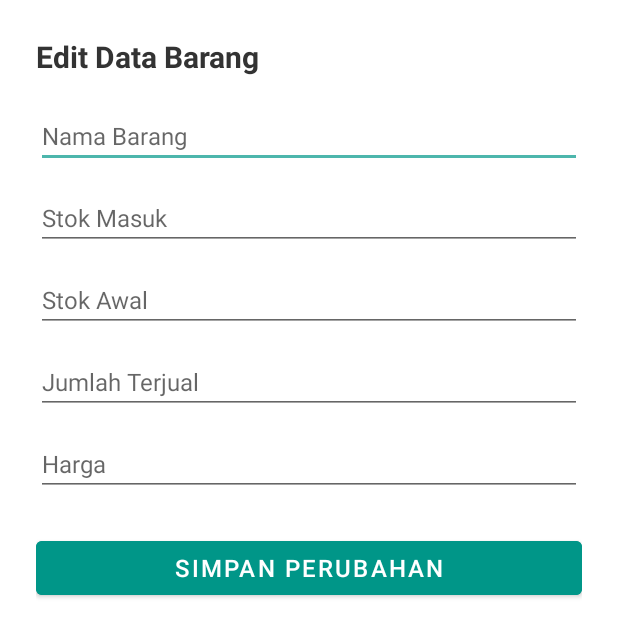
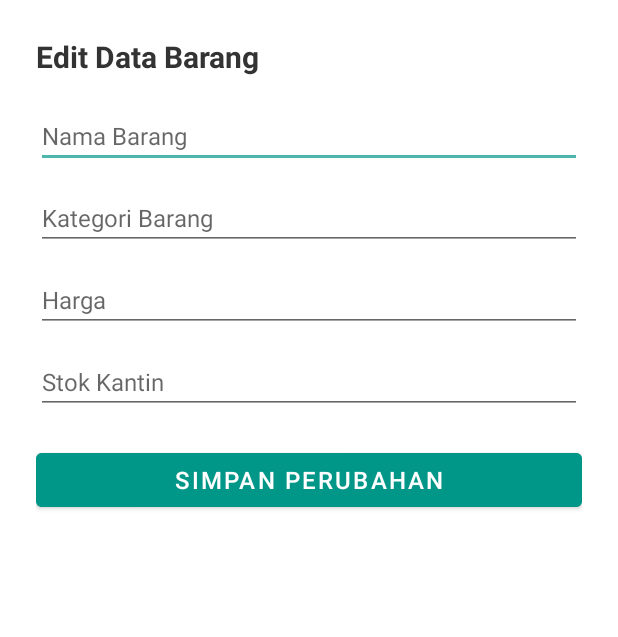
Before and after one commit to Taufiqurrohman58/gQasir, an Android app built with Jetpack Compose: the fragment EditFragment shown on its own in the app's theme, on a phone screen of 412 x 824 dp. Shown: the top 637 px of the screen. Run offline under Robolectric (Android 15) with nearby library versions, the phone set to English and light mode, and no system bars.

Commit message:
push ke tiga

```diff
--- a/app/build.gradle.kts
+++ b/app/build.gradle.kts
@@ -1,6 +1,7 @@
 plugins {
     alias(libs.plugins.android.application)
     alias(libs.plugins.kotlin.android)
+    id ("kotlin-parcelize")
 }
 
 android {
--- a/app/src/main/java/com/kerdus/gqasir/ProductAdapter.kt
+++ b/app/src/main/java/com/kerdus/gqasir/ProductAdapter.kt
@@ -34,8 +34,8 @@ class ProductAdapter(
 
     override fun onBindViewHolder(holder: ProductViewHolder, position: Int) {
         val product = products[position]
-        holder.name.text = product.name
-        holder.price.text = product.price
+        holder.name.text = product.item.name
+        holder.price.text = product.item.price
 
         holder.itemView.setOnClickListener {
             onItemClick(product)
--- a/app/src/main/res/layout/fragment_edit.xml
+++ b/app/src/main/res/layout/fragment_edit.xml
@@ -33,32 +33,12 @@
             android:textSize="16sp"
             android:layout_marginBottom="12dp" />
 
-        <!-- Stok Masuk -->
+        <!-- Kategori Barang -->
         <EditText
-            android:id="@+id/etStokMasuk"
+            android:id="@+id/etKategoriBarang"
             android:layout_width="match_parent"
             android:layout_height="wrap_content"
-            android:hint="Stok Masuk"
-            android:inputType="number"
-            android:textSize="16sp"
-            android:layout_marginBottom="12dp" />
-
-        <!-- Stok Awal -->
-        <EditText
-            android:id="@+id/etStokAwal"
-            android:layout_width="match_parent"
-            android:layout_height="wrap_content"
-            android:hint="Stok Awal"
-            android:inputType="number"
-            android:textSize="16sp"
-            android:layout_marginBottom="12dp" />
-
-        <!-- Terjual -->
-        <EditText
-            android:id="@+id/etTerjual"
-            android:layout_width="match_parent"
-            android:layout_height="wrap_content"
-            android:hint="Jumlah Terjual"
+            android:hint="Kategori Barang"
             android:inputType="number"
             android:textSize="16sp"
             android:layout_marginBottom="12dp" />
@@ -71,7 +51,18 @@
             android:hint="Harga"
             android:inputType="number"
             android:textSize="16sp"
-            android:layout_marginBottom="16dp" />
+            android:layout_marginBottom="12dp" />
+
+        <!-- Stok Kantin -->
+        <EditText
+            android:id="@+id/etStokKantin"
+            android:layout_width="match_parent"
+            android:layout_height="wrap_content"
+            android:hint="Stok Kantin"
+            android:inputType="number"
+            android:textSize="16sp"
+            android:layout_marginBottom="12dp" />
+
 
         <!-- Tombol Simpan -->
         <Button
```
Also changed, not shown: app/src/main/java/com/kerdus/gqasir/Product.kt (+4 -3 lines), app/src/main/java/com/kerdus/gqasir/data/api/response/ProdukResponse.kt (+5 -2 lines), app/src/main/java/com/kerdus/gqasir/ui/detail/DetailFragment.kt (+17 -7 lines), app/src/main/java/com/kerdus/gqasir/ui/home/HomeFragment.kt (+8 -6 lines).
